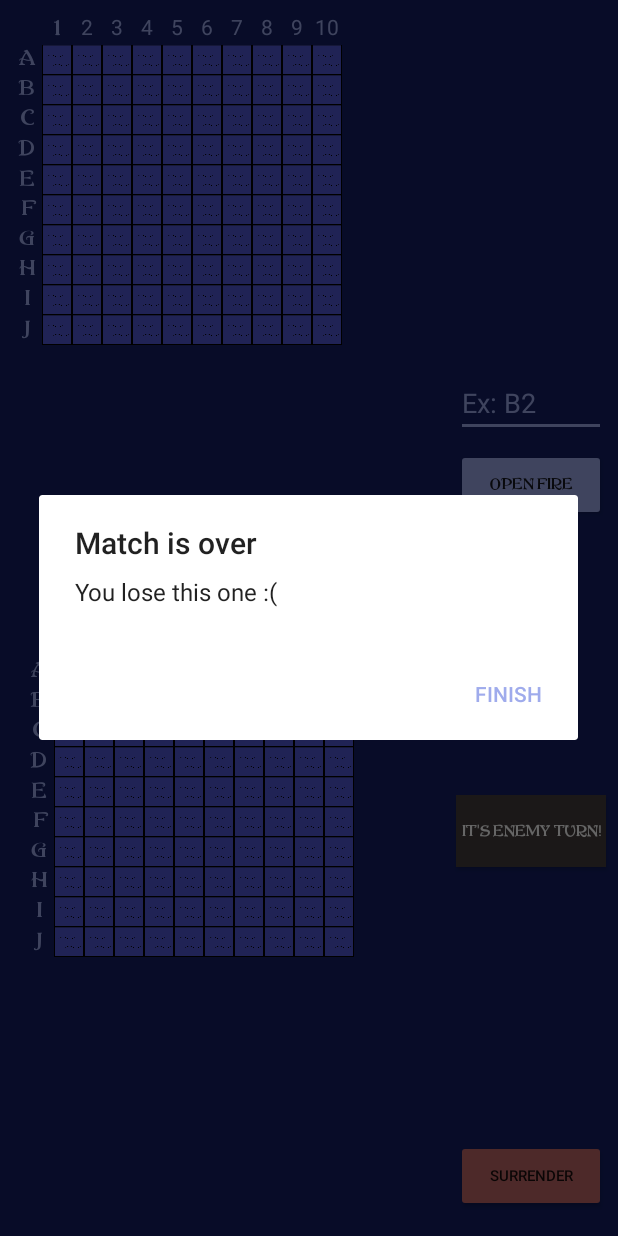
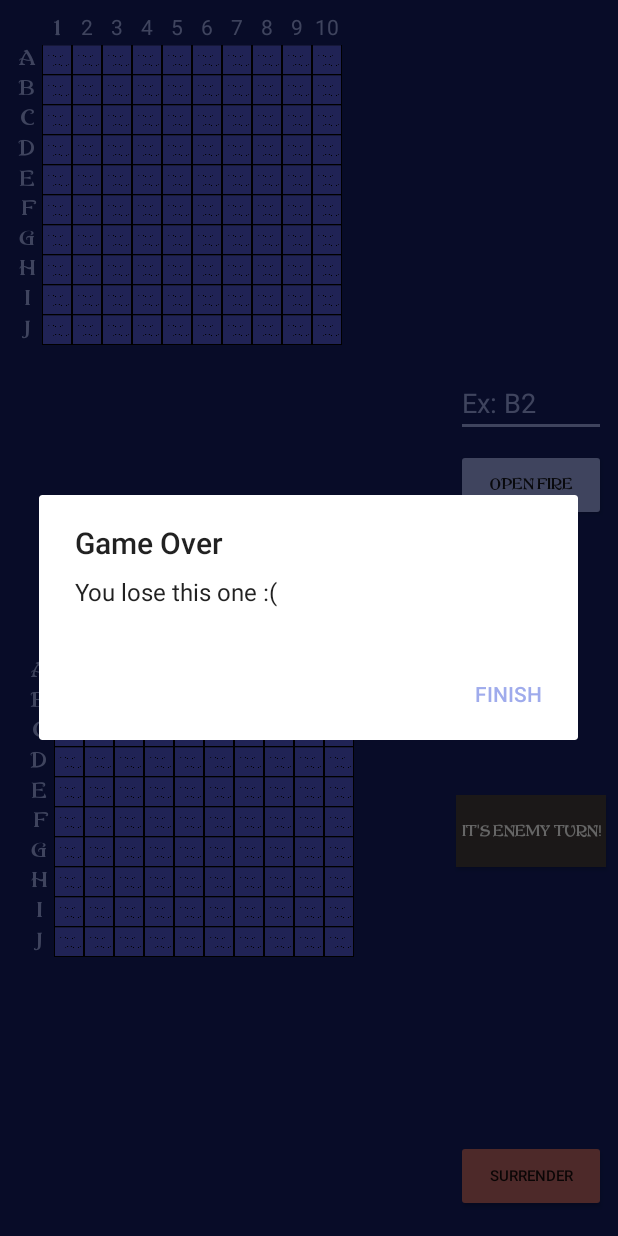
Before and after one commit to LucaFalasca/BattleShip, an Android app: the GameActivity screen opened directly, with no data from a screen before it, after a tap on "SURRENDER", on a phone screen of 412 x 824 dp. Run offline under Robolectric (Android 15) with nearby library versions, the phone set to English and light mode, and no system bars; our stand-ins replace Room's generated code; 1 statement that could not run was skipped.

Commit message:
Sistemata la GameActivity

```diff
--- a/app/src/main/java/it/qzeroq/battleship/activities/GameActivity.java
+++ b/app/src/main/java/it/qzeroq/battleship/activities/GameActivity.java
@@ -38,25 +38,52 @@ import static it.qzeroq.battleship.bluetooth.ChooseActivity.MESSAGE_READ;
 
 public class GameActivity extends AppCompatActivity {
 
-    BluetoothService bluetoothService;
+    private BluetoothService bluetoothService;
+    private String message;
+    private int[] coord;
+    private MediaPlayer mediaPlayer;
+    private Holder holder;
+    private boolean itsMyTurn;
 
-    String message;
-    String result;
-    String writeMessage;
-    String readMessage;
+    @SuppressLint("HandlerLeak")
+    private final Handler handler = new Handler() {
+        @Override
+        public void handleMessage(Message msg) {
+            if (msg.what == MESSAGE_READ) {
+                byte[] readBuf = (byte[]) msg.obj;
+                // construct a string from the valid bytes in the buffer
+                String readMessage = new String(readBuf, 0, msg.arg1);
 
-    Ship[][] ships;
-    int[] coord;
+                switch (readMessage) {
+                    case "your turn":
+                        setTurn(true);
+                        break;
+                    case "HIT":
+                        hit(coord);
+                        break;
+                    case "MISS":
+                        miss(coord);
+                        break;
+                    case "YOU WIN":
+                        mediaPlayer = MediaPlayer.create(GameActivity.this, R.raw.victory);
+                        mediaPlayer.start();
+                        Toast.makeText(getApplicationContext(), "You win!", Toast.LENGTH_SHORT).show();
+                        finishGame(getResources().getString(R.string.win));
+                        break;
+                    default:
+                        String[] coordString = readMessage.split(" ");
+                        coord = new int[]{Integer.parseInt(coordString[0]), Integer.parseInt(coordString[1])};
 
-    private StringBuffer mOutStringBuffer;
-    private MediaPlayer mediaPlayer;
+                        int x = coord[0];
+                        int y = coord[1];
 
-    Intent i;
-
-    Holder holder;
-    boolean itsMyTurn;
-
-
+                        checkShip(x, y);
+                        checkVictory();
+                        break;
+                }
+            }
+        }
+    };
 
     @Override
     protected void onCreate(Bundle savedInstanceState) {
@@ -67,10 +94,9 @@ public class GameActivity extends AppCompatActivity {
 
         holder = new Holder(this);
 
-        i = getIntent();
+        Intent i = getIntent();
         itsMyTurn = i.getBooleanExtra("itsMyTurn", false);
 
-        //tocca vedere se funziona
         ArrayList<Ship> ships = i.getParcelableArrayListExtra("ships");
         ArrayList<Integer> x = i.getIntegerArrayListExtra("x");
         ArrayList<Integer> y = i.getIntegerArrayListExtra("y");
@@ -85,69 +111,46 @@ public class GameActivity extends AppCompatActivity {
         bluetoothService = BluetoothService.getInstance();
         bluetoothService.setHandler(handler);
 
-        if (itsMyTurn)
-            Toast.makeText(getApplicationContext(), "tour turn", Toast.LENGTH_SHORT).show();
-        else
-            Toast.makeText(getApplicationContext(), "enemy's turn", Toast.LENGTH_SHORT).show();
-
-        holder.btnTurn.setChecked(itsMyTurn);
+        setTurn(itsMyTurn);
     }
 
-    @SuppressLint("HandlerLeak")
-    private final Handler handler = new Handler() {
-        @Override
-        public void handleMessage(Message msg) {
-            switch (msg.what) {
-                /*case MESSAGE_WRITE:
-                    byte[] writeBuf = (byte[]) msg.obj;
-                    // construct a string from the buffer
-                    /*
-                    writeMessage = new String(writeBuf);
-                    if (writeMessage.equals(readMessage)) {
-                        //-------NON SO COSA DEBBA FARE-------
-                    }
+    private void checkShip(int x, int y) {
+        if (holder.bgMine.thereIsAShipAt(x, y)) {
+            holder.bgMine.markCellHit(x, y);
+            sendMessage("HIT");
+        }
+        else {
+            holder.bgMine.markCellMissed(x, y);
+            sendMessage("MISS");
+        }
+    }
 
+    private void hit(int[] coord) {
+        mediaPlayer = MediaPlayer.create(this,R.raw.hittingship);
+        mediaPlayer.start();
+        holder.bgOpponent.markCellHit(coord[0], coord[1]);
 
-                    break;*/
-                case MESSAGE_READ:
-                    byte[] readBuf = (byte[]) msg.obj;
-                    // construct a string from the valid bytes in the buffer
-                    readMessage = new String(readBuf, 0, msg.arg1);
+        setTurn(false);
+    }
 
-                    switch (readMessage) {
-                        case "your turn":
-                            itsMyTurn = true;
-                            holder.btnTurn.setChecked(itsMyTurn);
-                            Toast.makeText(getApplicationContext(), "Your turn", Toast.LENGTH_SHORT).show();
-                            break;
-                        case "HIT":
-                            hit(coord);
-                            break;
-                        case "MISS":
-                            miss(coord);
-                            break;
-                        case "YOU WIN":
-                            mediaPlayer = MediaPlayer.create(GameActivity.this,R.raw.victory);
-                            mediaPlayer.start();
-                            Toast.makeText(getApplicationContext(), "You win!", Toast.LENGTH_SHORT).show();
-                            finishGame(getResources().getString(R.string.win));
-                            break;
-                        default:
-                            String[] coordString = readMessage.split(" ");
-                            coord = new int[]{Integer.parseInt(coordString[0]), Integer.parseInt(coordString[1])};
+    private void miss(int[] coord) {
+        mediaPlayer = MediaPlayer.create(this,R.raw.missing);
+        mediaPlayer.start();
+        holder.bgOpponent.markCellMissed(coord[0], coord[1]);
 
-                            int x = coord[0];
-                            int y = coord[1];
+        setTurn(false);
+    }
 
-                            checkShip(x, y);
-                            checkVictory();
-                            break;
-                    }
-                    break;
-            }
+    private void setTurn(boolean turn){
+        itsMyTurn = turn;
+        holder.btnTurn.setChecked(turn);
+
+        if (turn) {
+            Toast.makeText(getApplicationContext(), "Your turn", Toast.LENGTH_SHORT).show();
+        } else {
+            sendMessage("your turn");
         }
-    };
-
+    }
 
     private void checkVictory() {
         int sunkenShip = holder.bgMine.getNumberOfSunkenShip();
@@ -173,7 +176,7 @@ public class GameActivity extends AppCompatActivity {
         //DA TESTARE
         if(result.equals(getResources().getString(R.string.win))){
             new AlertDialog.Builder(this)
-                    .setTitle("Match is over")
+                    .setTitle(R.string.match_over)
                     .setMessage(getResources().getString(R.string.game_win))
                     .setPositiveButton("Finish", new DialogInterface.OnClickListener()
                     {
@@ -186,7 +189,7 @@ public class GameActivity extends AppCompatActivity {
                     .show();
         }else{
             new AlertDialog.Builder(this)
-                    .setTitle("Match is over")
+                    .setTitle(R.string.match_over)
                     .setMessage(getResources().getString(R.string.game_lose))
                     .setPositiveButton("Finish", new DialogInterface.OnClickListener()
                     {
@@ -205,39 +208,6 @@ public class GameActivity extends AppCompatActivity {
         bluetoothService.stop();
     }
 
-    private void hit(int[] coord) {
-        mediaPlayer = MediaPlayer.create(this,R.raw.hittingship);
-        mediaPlayer.start();
-        holder.bgOpponent.markCellHit(coord[0], coord[1]);
-
-        itsMyTurn = false;
-        holder.btnTurn.setChecked(itsMyTurn);
-
-        sendMessage("your turn");
-    }
-
-    private void miss(int[] coord) {
-        mediaPlayer = MediaPlayer.create(this,R.raw.missing);
-        mediaPlayer.start();
-        holder.bgOpponent.markCellMissed(coord[0], coord[1]);
-
-        itsMyTurn = false;
-        holder.btnTurn.setChecked(itsMyTurn);
-
-        sendMessage("your turn");
-    }
-
-    private void checkShip(int x, int y) {
-        if (holder.bgMine.thereIsAShipAt(x, y)) {
-            holder.bgMine.markCellHit(x, y);
-            sendMessage("HIT");
-        }
-        else {
-            holder.bgMine.markCellMissed(x, y);
-            sendMessage("MISS");
-        }
-    }
-
     private void sendMessage(String message) {
         Log.d("btsample", "send message");
 
@@ -251,7 +221,6 @@ public class GameActivity extends AppCompatActivity {
         if (message.length() > 0) {
             // Get the message bytes and tell the BluetoothChatService to write
             byte[] send = message.getBytes();
-            Log.d("btsample", "---------bytes " + send);
             bluetoothService.write(send);
 
             // Reset out string buffer to zero
@@ -259,12 +228,28 @@ public class GameActivity extends AppCompatActivity {
         }
     }
 
+    @Override
+    public void onBackPressed() {
+        new AlertDialog.Builder(this)
+                .setIcon(android.R.drawable.ic_dialog_alert)
+                .setTitle("Exit match")
+                .setMessage("Are you sure you want to exit?")
+                .setPositiveButton("Yes", new DialogInterface.OnClickListener()
+                {
+                    @Override
+                    public void onClick(DialogInterface dialog, int which) {
+                        Intent intent = new Intent(getApplicationContext(), MainActivity.class);
+                        startActivity(intent);
+                    }
+                })
+                .setNegativeButton("No", null)
+                .show();
+    }
+
     class Holder implements View.OnTouchListener, View.OnClickListener, CompoundButton.OnCheckedChangeListener{
         Context context;
-        BattleGridView bgMine;
-        BattleGridView bgOpponent;
-        Button btnFire;
-        Button btnSurrender;
+        BattleGridView bgMine, bgOpponent;
+        Button btnFire,  btnSurrender;
         EditText etCoords;
         ToggleButton btnTurn;
 
@@ -295,26 +280,17 @@ public class GameActivity extends AppCompatActivity {
             int y = (int) event.getY();
 
             if(event.getAction() == MotionEvent.ACTION_DOWN) {
-                Log.d("btsample", "------------------tocco1-------------");
                 return true;
             }
 
             if(event.getAction() == MotionEvent.ACTION_UP) {
-                Log.d("btsample", "------------------tocco3-------------");
                 if (itsMyTurn) {
-                    //int x = (int) event.getX();
-                    //int y = (int) event.getY();
-
                     coord = calculateIndexes(x, y, bgOpponent);
-
                     String xString = String.valueOf(coord[0]);
                     String yString = String.valueOf(coord[1]);
 
-                    Log.d("btsample", "x-y = " + coord[0] + " " + coord[1]);
-
                     message = xString + " " + yString;
                     sendMessage(message);
-
                 }
                 else {
                     Toast.makeText(getApplicationContext(), "Turn of the enemy", Toast.LENGTH_LONG).show();
@@ -365,10 +341,10 @@ public class GameActivity extends AppCompatActivity {
             }
             else if(v.getId() == R.id.btnFire){
                 if(itsMyTurn) {
-                    if (etCoords.getText().toString().matches(getString(R.string.coord))) {
+                    if (etCoords.getText().toString().matches("[A-J]+([1-9]|10)")) {
                         String coordinate = etCoords.getText().toString();
                         String y = String.valueOf(((int) coordinate.charAt(0)) -  65);
-                        String x = String.valueOf(Integer.parseInt(coordinate.substring(1, 2)) - 1);
+                        String x = String.valueOf(Integer.parseInt(coordinate.substring(1)) - 1);
 
                         coord = new int[]{Integer.parseInt(x), Integer.parseInt(y)};
 
@@ -396,24 +372,4 @@ public class GameActivity extends AppCompatActivity {
             }
         }
     }
-
-
-
-    @Override
-    public void onBackPressed() {
-        new AlertDialog.Builder(this)
-                .setIcon(android.R.drawable.ic_dialog_alert)
-                .setTitle("Exit match")
-                .setMessage("Are you sure you want to exit?")
-                .setPositiveButton("Yes", new DialogInterface.OnClickListener()
-                {
-                    @Override
-                    public void onClick(DialogInterface dialog, int which) {
-                        Intent intent = new Intent(getApplicationContext(), MainActivity.class);
-                        startActivity(intent);
-                    }
-                })
-                .setNegativeButton("No", null)
-                .show();
-    }
 }
--- a/app/src/main/res/values/strings.xml
+++ b/app/src/main/res/values/strings.xml
@@ -34,8 +34,8 @@
     <string name="lost">Number of ship lost:</string>
     <string name="enemy_turn">It\'s Enemy Turn!</string>
     <string name="your_turn">It\'s Your turn!</string>
-    <string name="coord" translatable="false">[A-J]+[1-10]</string>
-    <string name="game_win">You win the game :)</string>
+    <string name="game_win">You win the game!</string>
     <string name="game_lose">You lose this one :(</string>
     <string name="btnFinish">Finish</string>
+    <string name="match_over" translatable="false">Game Over</string>
 </resources>
```
Also changed, not shown: 1 other file.
